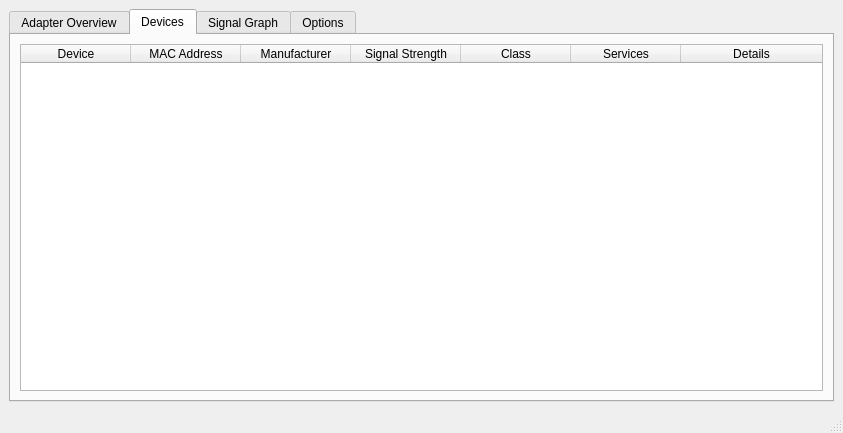
The window that ui_files/signalum.ui (bisohns/signalum-desktop) describes before a commit, drawn with Qt 5.
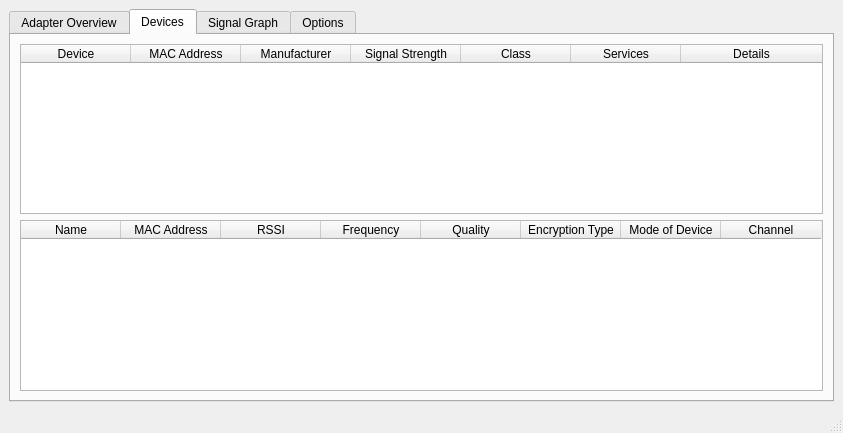
The same window after the commit. The open tabs and pages were chosen to show the change.

Commit message: updated ui files: changed object names of widgets to be more descriptive

Diff of the .ui file:
```diff
--- a/ui_files/signalum.ui
+++ b/ui_files/signalum.ui
@@ -191,6 +191,50 @@
           </column>
          </widget>
         </item>
+        <item>
+         <widget class="QTableWidget" name="wifiTable">
+          <column>
+           <property name="text">
+            <string>Name</string>
+           </property>
+          </column>
+          <column>
+           <property name="text">
+            <string>MAC Address</string>
+           </property>
+          </column>
+          <column>
+           <property name="text">
+            <string>RSSI</string>
+           </property>
+          </column>
+          <column>
+           <property name="text">
+            <string>Frequency</string>
+           </property>
+          </column>
+          <column>
+           <property name="text">
+            <string>Quality</string>
+           </property>
+          </column>
+          <column>
+           <property name="text">
+            <string>Encryption Type</string>
+           </property>
+          </column>
+          <column>
+           <property name="text">
+            <string>Mode of Device</string>
+           </property>
+          </column>
+          <column>
+           <property name="text">
+            <string>Channel</string>
+           </property>
+          </column>
+         </widget>
+        </item>
        </layout>
       </widget>
       <widget class="QWidget" name="tab_3">
```
Left out of the diff: 26 changed lines with no effect on the pictures. The commit also changes 2 other files.
